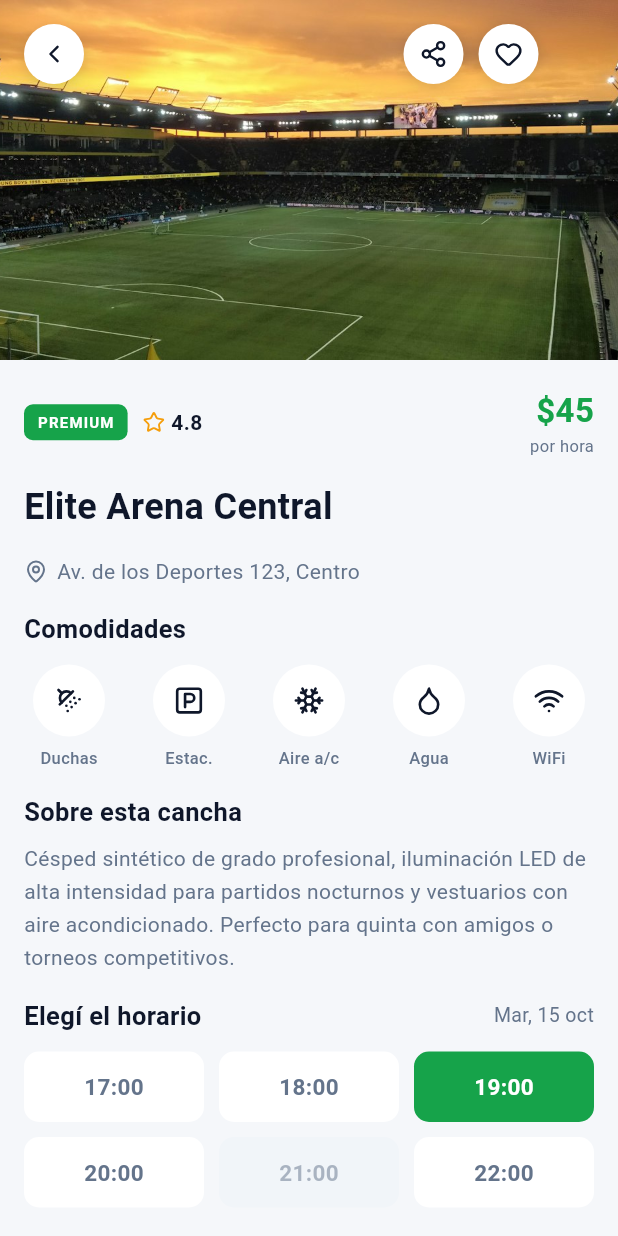
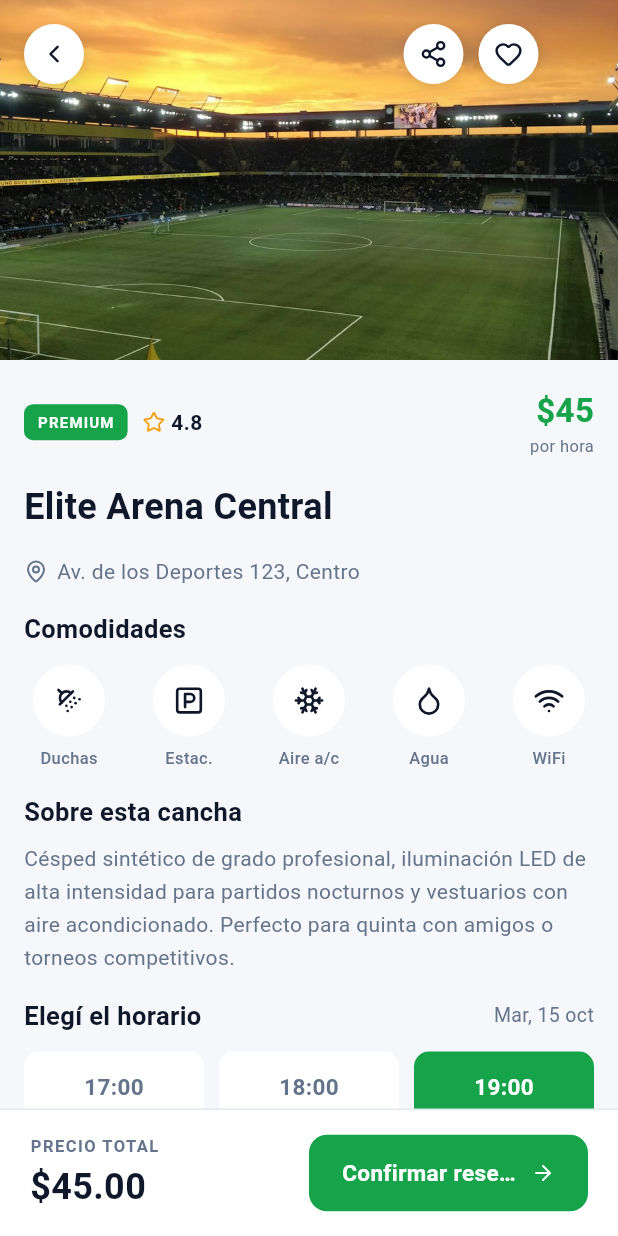
Before and after one commit to Pi7uu/Turnos-Cancha, a Flutter app: the InicioScreen screen opened directly, after a tap on "Reservar", on a phone screen of 412 x 824 dp. Run offline on Flutter 3.47's test engine with Material 3 defaults, Android fonts, the phone set to English and light mode, and no system bars; our stand-ins replace lucide_icons_flutter.

Commit message:
feat(detalle): barra de reserva fija y fecha desde el dia elegido (RD detalle-horarios RF-03)

```diff
--- a/src/FrontEnd/lib/features/detalle/detalle_screen.dart
+++ b/src/FrontEnd/lib/features/detalle/detalle_screen.dart
@@ -66,6 +66,7 @@ class _DetalleScreenState extends State<DetalleScreen> {
           ],
         ),
       ),
+      bottomNavigationBar: _BarraReserva(cancha: widget.cancha),
     );
   }
 }
@@ -588,3 +589,96 @@ class _SlotHora extends StatelessWidget {
     );
   }
 }
+
+/// Barra de reserva fija del mockup ( RD detalle-horarios §4, "Footer" ):
+/// `PRECIO TOTAL` + monto + botón `Confirmar reserva` ( inerte — RF-03: el
+/// flujo de reserva lo cablea su RD ).
+class _BarraReserva extends StatelessWidget {
+  const _BarraReserva({required this.cancha});
+
+  final Cancha cancha;
+
+  @override
+  Widget build(BuildContext context) {
+    return Container(
+      key: const ValueKey('barra-reserva'),
+      padding: const EdgeInsets.symmetric(vertical: 16, horizontal: 20),
+      decoration: const BoxDecoration(
+        color: AppColors.surface,
+        border: Border(top: BorderSide(color: AppColors.border, width: 1)),
+      ),
+      child: Row(
+        mainAxisAlignment: MainAxisAlignment.spaceBetween,
+        crossAxisAlignment: CrossAxisAlignment.center,
+        children: [
+          // Flexible: en pantallas angostas la fila absorbe el encogimiento
+          // ( textos con ellipsis ); en el dispositivo real entra holgada.
+          Flexible(
+            child: Column(
+              mainAxisSize: MainAxisSize.min,
+              crossAxisAlignment: CrossAxisAlignment.start,
+              children: [
+                const Text(
+                  'PRECIO TOTAL',
+                  maxLines: 1,
+                  overflow: TextOverflow.ellipsis,
+                  style: TextStyle(
+                    fontSize: 11,
+                    fontWeight: FontWeight.w600,
+                    letterSpacing: 1,
+                    color: AppColors.text2,
+                  ),
+                ),
+                const SizedBox(height: 2),
+                Text(
+                  '${cancha.precio}.00',
+                  maxLines: 1,
+                  overflow: TextOverflow.ellipsis,
+                  style: const TextStyle(
+                    fontSize: 24,
+                    fontWeight: FontWeight.w700,
+                    color: AppColors.text,
+                  ),
+                ),
+              ],
+            ),
+          ),
+          // Inerte ( RF-03 ): el flujo de reserva lo cablea su RD.
+          Flexible(
+            child: GestureDetector(
+              onTap: () {},
+              child: Container(
+                padding:
+                    const EdgeInsets.symmetric(vertical: 15, horizontal: 22),
+                decoration: BoxDecoration(
+                  color: AppColors.primary,
+                  borderRadius: BorderRadius.circular(12),
+                ),
+                child: const Row(
+                  mainAxisSize: MainAxisSize.min,
+                  children: [
+                    Flexible(
+                      child: Text(
+                        'Confirmar reserva',
+                        maxLines: 1,
+                        overflow: TextOverflow.ellipsis,
+                        style: TextStyle(
+                          fontSize: 15,
+                          fontWeight: FontWeight.w600,
+                          color: Colors.white,
+                        ),
+                      ),
+                    ),
+                    SizedBox(width: 8),
+                    Icon(LucideIcons.arrowRight,
+                        size: 16, color: Colors.white),
+                  ],
+                ),
+              ),
+            ),
+          ),
+        ],
+      ),
+    );
+  }
+}
--- a/src/FrontEnd/lib/features/inicio/inicio_screen.dart
+++ b/src/FrontEnd/lib/features/inicio/inicio_screen.dart
@@ -27,6 +27,13 @@ class _InicioScreenState extends State<InicioScreen> {
   /// Día seleccionado ( índice en `_Fecha._dias` ): por defecto MAR 15,
   /// como el mockup ( RD inicio-fecha RF-02 ).
   int _diaActivo = 1;
+
+  /// Label de la fecha elegida ( RD detalle-horarios §8 ), ej: `Mié, 16 oct`.
+  String _fechaLabel() {
+    const dias = ['Lun', 'Mar', 'Mié', 'Jue', 'Vie'];
+    const numeros = [14, 15, 16, 17, 18];
+    return '${dias[_diaActivo]}, ${numeros[_diaActivo]} oct';
+  }
 
   @override
   void dispose() {
@@ -61,7 +68,7 @@ class _InicioScreenState extends State<InicioScreen> {
                     onSelect: (i) => setState(() => _diaActivo = i),
                   ),
                   const SizedBox(height: 16),
-                  const _Canchas(),
+                  _Canchas(fecha: _fechaLabel()),
                   const SizedBox(height: 16),
                   const _Categorias(),
                 ],
@@ -401,7 +408,10 @@ class _ChipDia extends StatelessWidget {
 /// de título + lista de las 3 cards simuladas. Controles inertes ( RF-02 ):
 /// la navegación al Detalle llega con su RD.
 class _Canchas extends StatelessWidget {
-  const _Canchas();
+  const _Canchas({required this.fecha});
+
+  /// Label de la fecha elegida ( pasa al Detalle — RD detalle-horarios §8 ).
+  final String fecha;
 
   @override
   Widget build(BuildContext context) {
@@ -441,7 +451,7 @@ class _Canchas extends StatelessWidget {
         const SizedBox(height: 12),
         for (final (i, cancha) in canchasSimuladas.indexed) ...[
           if (i > 0) const SizedBox(height: 12),
-          _CardCancha(cancha: cancha),
+          _CardCancha(cancha: cancha, fecha: fecha),
         ],
       ],
     );
@@ -450,9 +460,10 @@ class _Canchas extends StatelessWidget {
 
 /// Card de cancha ( mockup: card vectorial de Favoritos + tag del PNG ).
 class _CardCancha extends StatelessWidget {
-  const _CardCancha({required this.cancha});
+  const _CardCancha({required this.cancha, required this.fecha});
 
   final Cancha cancha;
+  final String fecha;
 
   @override
   Widget build(BuildContext context) {
@@ -461,7 +472,7 @@ class _CardCancha extends StatelessWidget {
     return GestureDetector(
       onTap: () => Navigator.of(context).push(
         MaterialPageRoute<void>(
-          builder: (_) => DetalleScreen(cancha: cancha),
+          builder: (_) => DetalleScreen(cancha: cancha, fecha: fecha),
         ),
       ),
       child: Container(
@@ -607,7 +618,7 @@ class _CardCancha extends StatelessWidget {
                 GestureDetector(
                   onTap: () => Navigator.of(context).push(
                     MaterialPageRoute<void>(
-                      builder: (_) => DetalleScreen(cancha: cancha),
+                      builder: (_) => DetalleScreen(cancha: cancha, fecha: fecha),
                     ),
                   ),
                   child: Container(
```
Also changed, not shown: 2 other files.
